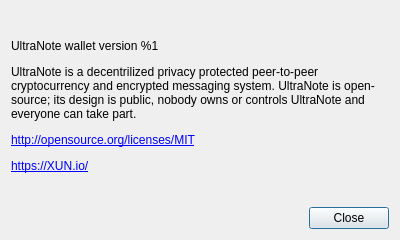
First picture: the form in src/gui/ui/aboutdialog.ui, repository wepr/darwincoinwallet, before the edit.
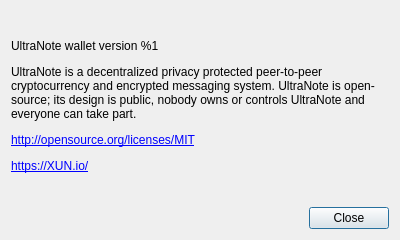
Second picture: the form after the edit.

Commit message: fix typo and url

Patch:
```diff
--- a/src/gui/ui/aboutdialog.ui
+++ b/src/gui/ui/aboutdialog.ui
@@ -41,7 +41,7 @@
       </sizepolicy>
      </property>
      <property name="text">
-      <string>&lt;html&gt;&lt;head/&gt;&lt;body&gt;&lt;p&gt;UltraNote wallet version %1&lt;/p&gt;&lt;p&gt;UltraNote is a decentrilized privacy protected peer-to-peer cryptocurrency and encrypted messaging system. UltraNote is open-source; its design is public, nobody owns or controls UltraNote and everyone can take part.&lt;/p&gt;&lt;p&gt;&lt;a href=&quot;http://opensource.org/licenses/MIT&quot;&gt;&lt;span style=&quot; text-decoration: underline; color:#0000ff;&quot;&gt;http://opensource.org/licenses/MIT&lt;/span&gt;&lt;/a&gt;&lt;/p&gt;&lt;p&gt;&lt;a href=&quot;https://XUN.io/&quot;&gt;&lt;span style=&quot; text-decoration: underline; color:#0000ff;&quot;&gt;https://XUN.io/&lt;/span&gt;&lt;/a&gt;&lt;/p&gt;&lt;/body&gt;&lt;/html&gt;</string>
+      <string>&lt;html&gt;&lt;head/&gt;&lt;body&gt;&lt;p&gt;UltraNote wallet version %1&lt;/p&gt;&lt;p&gt;UltraNote is a decentralized privacy protected peer-to-peer cryptocurrency and encrypted messaging system. UltraNote is open-source; its design is public, nobody owns or controls UltraNote and everyone can take part.&lt;/p&gt;&lt;p&gt;&lt;a href=&quot;http://opensource.org/licenses/MIT&quot;&gt;&lt;span style=&quot; text-decoration: underline; color:#0000ff;&quot;&gt;http://opensource.org/licenses/MIT&lt;/span&gt;&lt;/a&gt;&lt;/p&gt;&lt;p&gt;&lt;a href=&quot;https://UltraNote.org/&quot;&gt;&lt;span style=&quot; text-decoration: underline; color:#0000ff;&quot;&gt;https://XUN.io/&lt;/span&gt;&lt;/a&gt;&lt;/p&gt;&lt;/body&gt;&lt;/html&gt;</string>
      </property>
      <property name="textFormat">
       <enum>Qt::RichText</enum>
```
